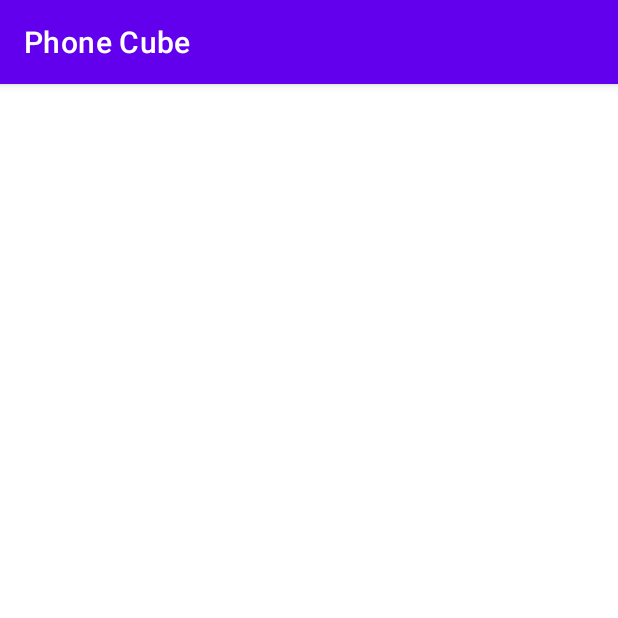
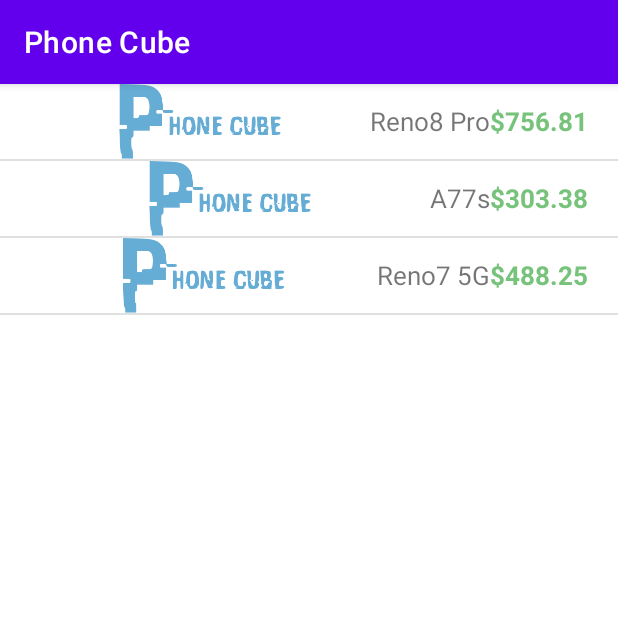
Before and after one commit to jovichenmcintyrecentenial/android_assignment_2, an Android app: the screen it shows after launch (ListOfPhonesActivity), in the options menu, after a tap on "Oppo", on a phone screen of 412 x 824 dp, the top half of it. Run offline under Robolectric (Android 15) with nearby library versions, the phone set to English and light mode, and no system bars.

Commit message:
create phone list items, modify phone class, updated strings

```diff
--- a/app/build.gradle
+++ b/app/build.gradle
@@ -4,7 +4,7 @@ plugins {
 }
 
 android {
-    compileSdk 33
+    compileSdk 31
 
     defaultConfig {
         applicationId "com.centennial.jovichenmcintyre_mapd711_001_assignment2"
--- a/app/src/main/java/com/centennial/jovichenmcintyre_mapd711_001_assignment2/ListOfPhonesActivity.kt
+++ b/app/src/main/java/com/centennial/jovichenmcintyre_mapd711_001_assignment2/ListOfPhonesActivity.kt
@@ -1,15 +1,35 @@
 package com.centennial.jovichenmcintyre_mapd711_001_assignment2
 
+import android.app.Activity
+import android.content.Context
 import androidx.appcompat.app.AppCompatActivity
 import android.os.Bundle
+import android.view.LayoutInflater
+import android.view.View
+import android.view.ViewGroup
+import android.widget.BaseAdapter
+import android.widget.ListView
+import android.widget.TextView
 import com.centennial.jovichenmcintyre_mapd711_001_assignment2.enumerators.PhoneCompany
 import com.centennial.jovichenmcintyre_mapd711_001_assignment2.models.Phone
+import com.google.gson.Gson
 import java.util.ArrayList
 
 class ListOfPhonesActivity : AppCompatActivity() {
     override fun onCreate(savedInstanceState: Bundle?) {
         super.onCreate(savedInstanceState)
         setContentView(R.layout.activity_list_of_phones)
+
+        var company:PhoneCompany = Gson().fromJson(intent.getStringExtra("company"), PhoneCompany::class.java)
+
+        var listOfPhones = getPhoneList(company)
+
+        var listView = findViewById<ListView>(R.id.list)
+
+        var listAdaptor = PhoneListAdaptor(this, listOfPhones)
+
+        listView.adapter = listAdaptor
+
     }
 
     private fun getPhoneList(company: PhoneCompany):List<Phone>{
@@ -17,27 +37,65 @@ class ListOfPhonesActivity : AppCompatActivity() {
 
         when (company) {
             PhoneCompany.OPPO -> {
-                list.add(Phone(getString(R.string.oppo_reno8),756.81,"oppo-reno8-pro"))
-                list.add(Phone(getString(R.string.oppo_A77s),303.38,"oppo-a77s"))
-                list.add(Phone(getString(R.string.oppo_reno7_5G),488.25,"oppo-reno7"))
+                list.add(Phone(getString(R.string.oppo_reno8),756.81,"oppo-reno8-pro","Oppo"))
+                list.add(Phone(getString(R.string.oppo_A77s),303.38,"oppo-a77s","Oppo"))
+                list.add(Phone(getString(R.string.oppo_reno7_5G),488.25,"oppo-reno7","Oppo"))
             }
             PhoneCompany.GOOGLE -> {
-                list.add(Phone(getString(R.string.google_pixel_7_pro),1179.99,"google-pixel7-pro-new"))
-                list.add(Phone(getString(R.string.google_pixel_6_pro),900.99,"google-pixel-6-pro"))
-                list.add(Phone(getString(R.string.google_pixel_5_pro),600.99,"google-pixel-5"))
+                list.add(Phone(getString(R.string.google_pixel_7_pro),1179.99,"google-pixel7-pro-new","Google"))
+                list.add(Phone(getString(R.string.google_pixel_6_pro),900.99,"google-pixel-6-pro","Google"))
+                list.add(Phone(getString(R.string.google_pixel_5_pro),600.99,"google-pixel-5","Google"))
             }
             PhoneCompany.SAMSUNG -> {
-                list.add(Phone(getString(R.string.samung_s22_ultra_5G),1499.99,"samsung-galaxy-s22-ultra-5g"))
-                list.add(Phone(getString(R.string.samung_galaxy_a53_5g),449.99,"samsung-galaxy-a53-5g"))
-                list.add(Phone(getString(R.string.samung_galaxy_a13),329.99,"samsung-galaxy-a13"))
+                list.add(Phone(getString(R.string.samung_s22_ultra_5G),1499.99,"samsung-galaxy-s22-ultra-5g","Samsung"))
+                list.add(Phone(getString(R.string.samung_galaxy_a53_5g),449.99,"samsung-galaxy-a53-5g","Samsung"))
+                list.add(Phone(getString(R.string.samung_galaxy_a13),329.99,"samsung-galaxy-a13","Samsung"))
             }
             PhoneCompany.APPLE -> {
-                list.add(Phone(getString(R.string.iphone_14_pro_max),1549.99,"apple-iphone-14-pro-max"))
-                list.add(Phone(getString(R.string.iphone_13_pro_max),1399.99,"apple-iphone-13-pro-max"))
-                list.add(Phone(getString(R.string.iphone_12_pro_max),1029.99,"apple-iphone-12-pro-max"))
+                list.add(Phone(getString(R.string.iphone_14_pro_max),1549.99,"apple-iphone-14-pro-max","Apple"))
+                list.add(Phone(getString(R.string.iphone_13_pro_max),1399.99,"apple-iphone-13-pro-max","Apple"))
+                list.add(Phone(getString(R.string.iphone_12_pro_max),1029.99,"apple-iphone-12-pro-max","Apple"))
             }
         }
 
         return list
     }
+
+
+    class PhoneListAdaptor(context: Activity, list:List<Phone>):  BaseAdapter(){
+
+        var context = context
+        var list = list
+
+        override fun getCount(): Int {
+            return list.count()
+        }
+
+        override fun getItem(position: Int): Phone {
+            return list[position]
+        }
+
+        override fun getItemId(position: Int): Long {
+            return position.toLong()
+        }
+
+        override fun getView(position: Int, convertView: View?, parent: ViewGroup?): View {
+
+            var inflatedView:View? = convertView
+            var phone = list[position]
+
+            if(inflatedView == null){
+                inflatedView = LayoutInflater.from(context).
+                inflate(R.layout.phone_list_item, parent, false)
+            }
+
+            var priceTextView = inflatedView?.findViewById<TextView>(R.id.phone_price)
+            var phoneNameTextView = inflatedView?.findViewById<TextView>(R.id.phone_name)
+
+            phoneNameTextView?.text = phone.name
+            priceTextView?.text = phone.getFormatterPrice().toString()
+            return inflatedView!!
+        }
+
+    }
 }
--- a/app/src/main/java/com/centennial/jovichenmcintyre_mapd711_001_assignment2/models/Phones.kt
+++ b/app/src/main/java/com/centennial/jovichenmcintyre_mapd711_001_assignment2/models/Phones.kt
@@ -1,17 +1,22 @@
 package com.centennial.jovichenmcintyre_mapd711_001_assignment2.models
+
+import java.text.NumberFormat
+import java.util.*
 
 class Phone(
     name: String,
     price: Double,
-    uri: String
+    uri: String,
+    company: String
 ) {
 
     var name:String = name
     private var price:Double = price
     var uri:String = uri
+    var company:String = company
 
-    fun getFormatterPrice():Double{
-        return this.price
+    fun getFormatterPrice(): String {
+        return "$"+NumberFormat.getNumberInstance(Locale.US).format(price);
     }
 
 }
--- a/app/src/main/res/layout/activity_list_of_phones.xml
+++ b/app/src/main/res/layout/activity_list_of_phones.xml
@@ -1,9 +1,19 @@
 <?xml version="1.0" encoding="utf-8"?>
-<androidx.constraintlayout.widget.ConstraintLayout xmlns:android="http://schemas.android.com/apk/res/android"
+<LinearLayout xmlns:android="http://schemas.android.com/apk/res/android"
     xmlns:app="http://schemas.android.com/apk/res-auto"
     xmlns:tools="http://schemas.android.com/tools"
     android:layout_width="match_parent"
     android:layout_height="match_parent"
     tools:context=".ListOfPhonesActivity">
 
-</androidx.constraintlayout.widget.ConstraintLayout>
+    <ListView
+        android:id="@+id/list"
+        android:layout_width="match_parent"
+        android:layout_height="match_parent"
+        tools:layout_editor_absoluteX="1dp"
+        tools:listitem="@layout/phone_list_item"
+        tools:layout_editor_absoluteY="1dp" >
+
+
+    </ListView>
+</LinearLayout>
--- /dev/null
+++ b/app/src/main/res/layout/phone_list_item.xml
@@ -0,0 +1,37 @@
+<?xml version="1.0" encoding="utf-8"?>
+<LinearLayout
+    xmlns:android="http://schemas.android.com/apk/res/android"
+    xmlns:app="http://schemas.android.com/apk/res-auto"
+    android:layout_width="match_parent"
+    android:orientation="horizontal"
+    android:layout_gravity="center"
+    android:gravity="center"
+    android:weightSum="1"
+    android:paddingLeft="20dp"
+    android:paddingRight="20dp"
+    android:layout_height="50dp">
+
+    <ImageView
+        android:id="@+id/imageView2"
+        android:layout_width="wrap_content"
+        android:layout_height="wrap_content"
+        android:layout_weight="1"
+        app:srcCompat="@drawable/ic_logo" />
+
+    <TextView
+        android:id="@+id/phone_name"
+        android:layout_weight="1"
+        android:layout_width="wrap_content"
+        android:layout_height="wrap_content"
+        android:textStyle="normal"
+        android:textSize="17sp"
+        android:text="Samsung Galaxy S22 Ultra 5G" />
+    <TextView
+        android:id="@+id/phone_price"
+        android:textColor="#77C37B"
+        android:layout_width="wrap_content"
+        android:textStyle="bold"
+        android:textSize="17sp"
+        android:layout_height="wrap_content"
+        android:text="$152.25" />
+</LinearLayout>
--- a/app/src/main/res/values/strings.xml
+++ b/app/src/main/res/values/strings.xml
@@ -1,14 +1,14 @@
 <resources>
-    <string name="app_name">JoviChenMcintyre_ MAPD711-001_Assignment2</string>
-    <string name="oppo_reno8">Oppo Reno8 Pro</string>
-    <string name="oppo_A77s">Oppo A77s</string>
-    <string name="oppo_reno7_5G">Oppo Reno7 5G</string>
-    <string name="google_pixel_7_pro">Google Pixel 7 Pro</string>
-    <string name="google_pixel_6_pro">Google Pixel 6 Pro</string>
-    <string name="google_pixel_5_pro">Google Pixel 5 Pro</string>
-    <string name="samung_s22_ultra_5G">Samsung Galaxy S22 Ultra 5G</string>
-    <string name="samung_galaxy_a53_5g">Samsung Galaxy A53 5G</string>
-    <string name="samung_galaxy_a13">Samsung Galaxy A13</string>
+    <string name="app_name">JoviChenMcintyre_MAPD711–001_Assignment2</string>
+    <string name="oppo_reno8">Reno8 Pro</string>
+    <string name="oppo_A77s">A77s</string>
+    <string name="oppo_reno7_5G">Reno7 5G</string>
+    <string name="google_pixel_7_pro">Pixel 7 Pro</string>
+    <string name="google_pixel_6_pro">Pixel 6 Pro</string>
+    <string name="google_pixel_5_pro">Pixel 5 Pro</string>
+    <string name="samung_s22_ultra_5G">Galaxy S22 Ultra 5G</string>
+    <string name="samung_galaxy_a53_5g">Galaxy A53 5G</string>
+    <string name="samung_galaxy_a13">Galaxy A13</string>
     <string name="iphone_14_pro_max">iPhone 14 Pro Max</string>
     <string name="iphone_13_pro_max">iPhone 13 Pro Max</string>
     <string name="iphone_12_pro_max">iPhone 12 Pro Max</string>
```
